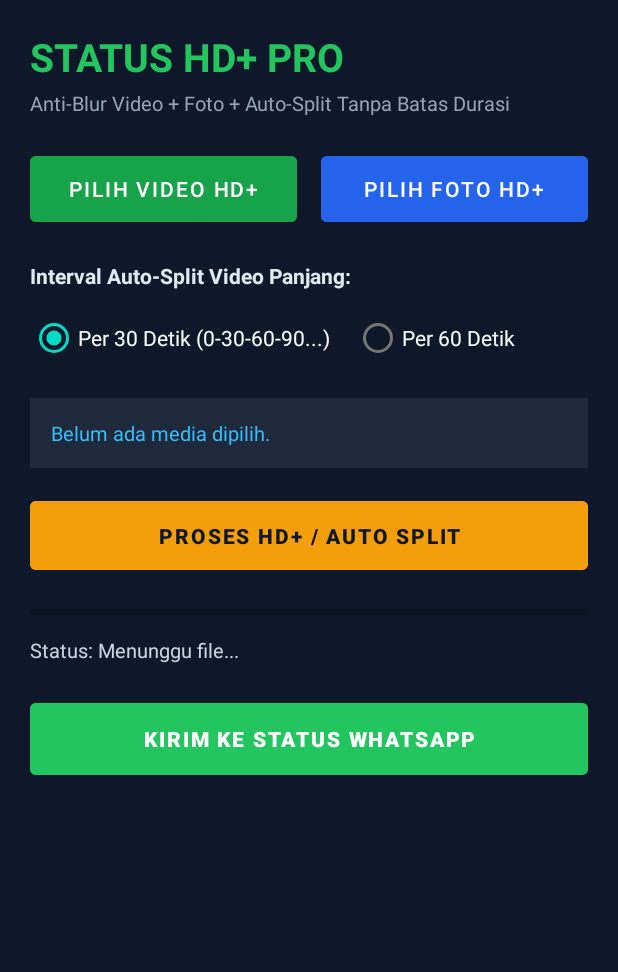
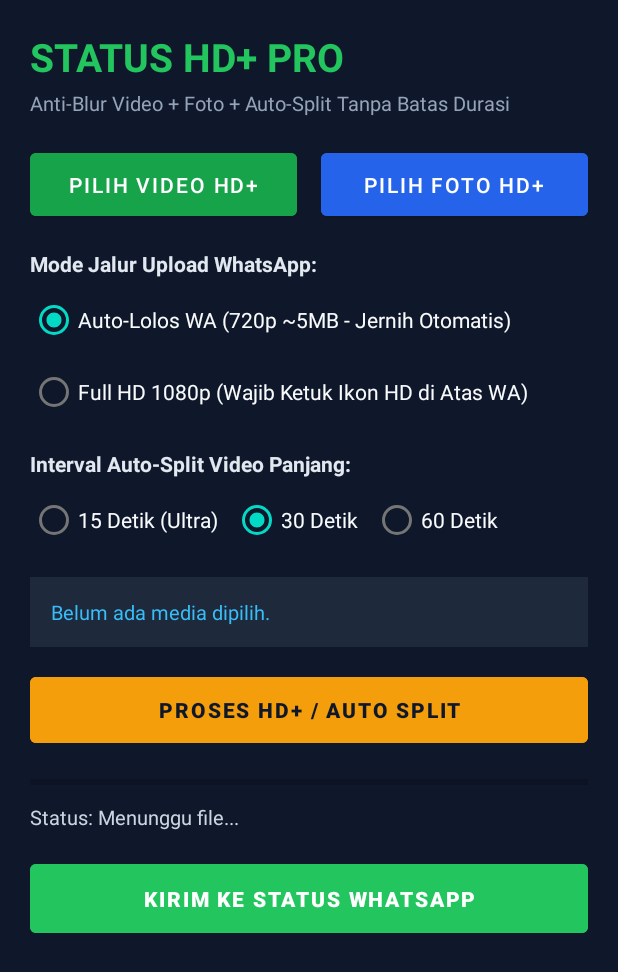
Before and after one commit to sonytaka32-beep/wa-status-hd-splitter, an Android app: the screen it shows after launch (MainActivity), on a phone screen of 412 x 824 dp. Shown: the top 972 px of the screen. Run offline under Robolectric (Android 15) with nearby library versions, the phone set to English and light mode, and no system bars; libraries missing offline, so code that uses them is left out: com.antonkarpenko.ffmpegkit.

Commit message:
Major update: WhatsApp pass-through bypass + APK size fix
1. app/build.gradle: ffmpeg-kit-min-gpl, arm64-v8a only, R8 minify + shrinkResources (APK ~20-28 MB)
2. app/proguard-rules.pro: Keep FFmpegKit classes
3. AndroidManifest.xml: extractNativeLibs=true for min-gpl compatibility
4. activity_main.xml: Two modes - Auto-Lolos WA (720p ~5MB) / Full HD 1080p (manual HD), Split intervals 15/30/60s
5. MainActivity.kt:
   - Auto-Lolos: 1280p max, ~4.9 MB/clip (under WA pass-through threshold)
   - Full HD: 1920p, ~8.8 MB/clip (requires HD icon tap in WA)
   - libx264 medium preset + B-frames + aq-mode 3 for text/dark detail
   - Dynamic bitrate per effective clip duration
   - UI shows mode tip: 'Langsung kirim' vs 'Ketuk ikon HD'

```diff
--- a/app/src/main/AndroidManifest.xml
+++ b/app/src/main/AndroidManifest.xml
@@ -8,6 +8,7 @@
 
     <application
         android:allowBackup="true"
+        android:extractNativeLibs="true"
         android:label="Status HD+ Splitter"
         android:supportsRtl="true"
         android:theme="@style/Theme.MaterialComponents.DayNight.NoActionBar">
--- a/app/src/main/res/layout/activity_main.xml
+++ b/app/src/main/res/layout/activity_main.xml
@@ -29,13 +29,13 @@
         <LinearLayout
             android:layout_width="match_parent"
             android:layout_height="wrap_content"
-            android:layout_marginTop="20dp"
+            android:layout_marginTop="18dp"
             android:orientation="horizontal">
 
             <Button
                 android:id="@+id/btnPickVideo"
                 android:layout_width="0dp"
-                android:layout_height="56dp"
+                android:layout_height="54dp"
                 android:layout_marginEnd="8dp"
                 android:layout_weight="1"
                 android:backgroundTint="#16A34A"
@@ -45,7 +45,7 @@
             <Button
                 android:id="@+id/btnPickPhoto"
                 android:layout_width="0dp"
-                android:layout_height="56dp"
+                android:layout_height="54dp"
                 android:layout_marginStart="8dp"
                 android:layout_weight="1"
                 android:backgroundTint="#2563EB"
@@ -56,7 +56,38 @@
         <TextView
             android:layout_width="wrap_content"
             android:layout_height="wrap_content"
-            android:layout_marginTop="20dp"
+            android:layout_marginTop="16dp"
+            android:text="Mode Jalur Upload WhatsApp:"
+            android:textColor="#E2E8F0"
+            android:textStyle="bold" />
+
+        <RadioGroup
+            android:id="@+id/rgQualityMode"
+            android:layout_width="match_parent"
+            android:layout_height="wrap_content"
+            android:layout_marginTop="4dp"
+            android:orientation="vertical">
+
+            <RadioButton
+                android:id="@+id/rbAutoBypass"
+                android:layout_width="wrap_content"
+                android:layout_height="wrap_content"
+                android:checked="true"
+                android:text="Auto-Lolos WA (720p ~5MB - Jernih Otomatis)"
+                android:textColor="#F8FAFC" />
+
+            <RadioButton
+                android:id="@+id/rbForce1080p"
+                android:layout_width="wrap_content"
+                android:layout_height="wrap_content"
+                android:text="Full HD 1080p (Wajib Ketuk Ikon HD di Atas WA)"
+                android:textColor="#F8FAFC" />
+        </RadioGroup>
+
+        <TextView
+            android:layout_width="wrap_content"
+            android:layout_height="wrap_content"
+            android:layout_marginTop="14dp"
             android:text="Interval Auto-Split Video Panjang:"
             android:textColor="#E2E8F0"
             android:textStyle="bold" />
@@ -65,23 +96,31 @@
             android:id="@+id/rgSplitInterval"
             android:layout_width="match_parent"
             android:layout_height="wrap_content"
-            android:layout_marginTop="8dp"
+            android:layout_marginTop="4dp"
             android:orientation="horizontal">
+
+            <RadioButton
+                android:id="@+id/rb15Sec"
+                android:layout_width="wrap_content"
+                android:layout_height="wrap_content"
+                android:text="15 Detik (Ultra)"
+                android:textColor="#F8FAFC" />
 
             <RadioButton
                 android:id="@+id/rb30Sec"
                 android:layout_width="wrap_content"
                 android:layout_height="wrap_content"
+                android:layout_marginStart="10dp"
                 android:checked="true"
-                android:text="Per 30 Detik (0-30-60-90...)"
+                android:text="30 Detik"
                 android:textColor="#F8FAFC" />
 
             <RadioButton
                 android:id="@+id/rb60Sec"
                 android:layout_width="wrap_content"
                 android:layout_height="wrap_content"
-                android:layout_marginStart="16dp"
-                android:text="Per 60 Detik"
+                android:layout_marginStart="10dp"
+                android:text="60 Detik"
                 android:textColor="#F8FAFC" />
         </RadioGroup>
 
@@ -89,7 +128,7 @@
             android:id="@+id/tvMediaInfo"
             android:layout_width="match_parent"
             android:layout_height="wrap_content"
-            android:layout_marginTop="16dp"
+            android:layout_marginTop="14dp"
             android:background="#1E293B"
             android:padding="14dp"
             android:text="Belum ada media dipilih."
@@ -99,8 +138,8 @@
         <Button
             android:id="@+id/btnProcess"
             android:layout_width="match_parent"
-            android:layout_height="58dp"
-            android:layout_marginTop="16dp"
+            android:layout_height="56dp"
+            android:layout_marginTop="14dp"
             android:backgroundTint="#F59E0B"
             android:enabled="false"
             android:text="PROSES HD+ / AUTO SPLIT"
@@ -112,7 +151,7 @@
             style="?android:attr/progressBarStyleHorizontal"
             android:layout_width="match_parent"
             android:layout_height="12dp"
-            android:layout_marginTop="16dp"
+            android:layout_marginTop="14dp"
             android:max="100"
             android:progress="0" />
 
@@ -120,7 +159,7 @@
             android:id="@+id/tvStatusLog"
             android:layout_width="match_parent"
             android:layout_height="wrap_content"
-            android:layout_marginTop="10dp"
+            android:layout_marginTop="8dp"
             android:text="Status: Menunggu file..."
             android:textColor="#CBD5E1"
             android:textSize="13sp" />
@@ -128,8 +167,8 @@
         <Button
             android:id="@+id/btnShareWa"
             android:layout_width="match_parent"
-            android:layout_height="60dp"
-            android:layout_marginTop="20dp"
+            android:layout_height="58dp"
+            android:layout_marginTop="16dp"
             android:backgroundTint="#22C55E"
             android:enabled="false"
             android:text="KIRIM KE STATUS WHATSAPP"
```
Also changed, not shown: app/build.gradle (+20 -2 lines), app/src/main/java/com/statushd/pro/MainActivity.kt (+46 -35 lines), 1 other file.
